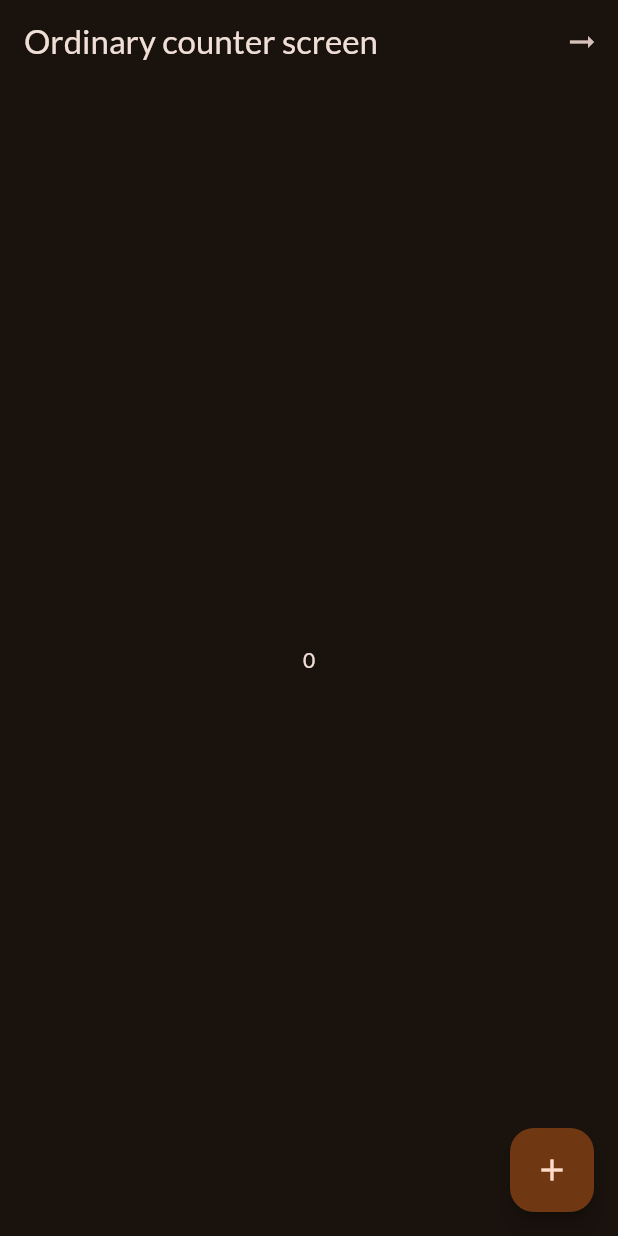
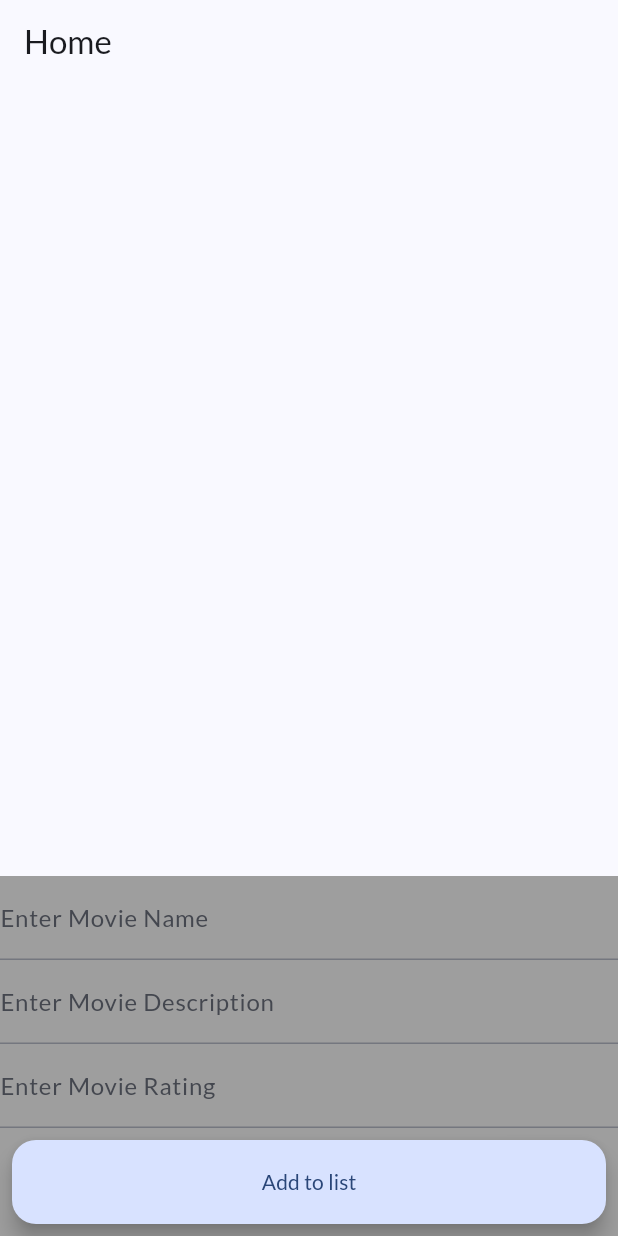
Before and after one commit to swaroopa-msil/flutter_training, a Flutter app: the screen it shows after launch, on a phone screen of 412 x 824 dp. Run offline on Flutter 3.47's test engine with Material 3 defaults, Android fonts, the phone set to English and light mode, and no system bars; our stand-ins replace google_fonts.

Commit message:
-  state managing using bloc

```diff
--- a/lib/bloc/CounterBloc.dart
+++ /dev/null
@@ -1,32 +0,0 @@
-import 'dart:async';
-import 'base_bloc.dart';
-
-class CounterBloc implements BaseBloc{
- //final _streamController = StreamController<int>.broadcast(); for multiple listening
- final _streamController = StreamController<int>();
-  int _value = 0;
- int get value => _value;
-
- StreamSink<int> get _pushEvent => _streamController.sink;
- Stream<int> get listenEvent => _streamController.stream;
-
- CounterBloc(){
-  _pushEvent.add(value);
- }
-
- void incrementCounter(){
-  _value = value + 1 ;
-   _pushEvent.add(value );
- }
-
- // void decrementCounter(){
- //  _value = value - 1 ;
- //  _pushEvent.add(value );
- // }
-
- @override
-  void dispose(){
-   _streamController.close();
- }
-
-}
--- a/lib/bloc/advanced_bloc.dart
+++ /dev/null
@@ -1,36 +0,0 @@
-import 'dart:async';
-
-import 'package:march09/bloc/base_bloc.dart';
-import 'package:march09/model/counter_model.dart';
-
-class AdvancedBloc extends BaseBloc{
-  final _advController = StreamController<CounterModel>();
-  StreamSink<CounterModel>  get _pushEvent => _advController.sink;
-  Stream<CounterModel>  get getEvent => _advController.stream;
-
-  CounterModel _value = CounterModel(value: 10, date: DateTime.now());
-
-  CounterModel get value => _value;
-
-  @override
-  void dispose() {
-    _advController.close();
-  }
-
-  void decrement(){
-    _value = _value.copyWith(
-      value: _value.value - 1,
-      date: DateTime.now()
-    );
-    _pushEvent.add(_value);
-  }
-
-   AdvancedBloc.updateValue(CounterModel v){
-    _value = v;
-   }
-
-  AdvancedBloc(){
-    _pushEvent.add(_value);
-  }
-
-}
--- /dev/null
+++ b/lib/bloc/movie_bloc.dart
@@ -0,0 +1,28 @@
+import 'dart:async';
+import 'package:march09/model/movie_model.dart';
+
+import 'base_bloc.dart';
+
+class MovieBloc implements BaseBloc{
+ final _streamController = StreamController<List<MovieModel>>.broadcast();
+ List<MovieModel> _value = [];
+ List<MovieModel> get value => _value;
+
+ StreamSink<List<MovieModel>> get _pushEvent => _streamController.sink;
+ Stream<List<MovieModel>> get listenEvent => _streamController.stream;
+
+ MovieBloc(){
+  _pushEvent.add(value);
+ }
+
+ void addToList(MovieModel model){
+   _value.add(model);
+   _pushEvent.add(_value);
+ }
+
+ @override
+  void dispose(){
+   _streamController.close();
+ }
+
+}
--- a/lib/main.dart
+++ b/lib/main.dart
@@ -1,14 +1,13 @@
 import 'package:flutter/material.dart';
 import 'package:google_fonts/google_fonts.dart';
-import 'package:march09/bloc/CounterBloc.dart';
+import 'package:march09/bloc/movie_bloc.dart';
 import 'package:march09/bloc/bloc_provider.dart';
-import 'package:march09/screens/counter_screen.dart';
+import 'package:march09/screens/movie_home_screen.dart';
 
 final theme = ThemeData(
   useMaterial3: true,
   colorScheme: ColorScheme.fromSeed(
-    brightness: Brightness.dark,
-    seedColor: const Color.fromARGB(255, 131, 57, 0),
+    seedColor: const Color.fromARGB(255, 12, 42, 87),
   ),
   textTheme: GoogleFonts.latoTextTheme(),
 );
@@ -22,9 +21,9 @@ class App extends StatelessWidget {
   @override
   Widget build(BuildContext context) {
 
-    return  MaterialApp(
+    return    BlocProvider(widgetObject: MaterialApp(
           theme: theme,
-          home:  BlocProvider(widgetObject: const CounterScreen(),
-              blocObject: CounterBloc()));
+          home:  const MovieHomeScreen() ),
+              blocObject: MovieBloc());
   }
 }
--- a/lib/model/counter_model.dart
+++ /dev/null
@@ -1,15 +0,0 @@
-class CounterModel{
-
-  final int value;
-  final DateTime date;
-
-CounterModel({required this.value, required this.date});
-
-CounterModel copyWith ({
-    int? value,
-    DateTime? date
-}){
-  return CounterModel(value: value ?? this.value , date: date ?? this.date);
-}
-
-}
--- /dev/null
+++ b/lib/model/movie_model.dart
@@ -0,0 +1,10 @@
+class MovieModel{
+
+  final String movieName;
+  final String movieDes;
+  final String rating;
+
+  MovieModel({required this.rating,required this.movieName, required this.movieDes});
+
+
+}
--- a/lib/screens/counter_screen.dart
+++ /dev/null
@@ -1,46 +0,0 @@
-import 'package:flutter/material.dart';
-import 'package:march09/bloc/CounterBloc.dart';
-import 'package:march09/bloc/advanced_bloc.dart';
-import 'package:march09/bloc/bloc_provider.dart';
-import 'package:march09/model/counter_model.dart';
-import 'package:march09/screens/adv_counter.dart';
-
-class CounterScreen extends StatelessWidget {
-  const CounterScreen({super.key});
-
-  @override
-  Widget build(BuildContext context) {
-    CounterBloc counterBloc = BlocProvider.of<CounterBloc>(context);
-    return Scaffold(
-      appBar: AppBar(
-          title: const Text('Ordinary counter screen '),
-          actions: [
-            IconButton(onPressed: (){
-             final valueObj = AdvancedBloc.updateValue(CounterModel(
-                value: counterBloc.value,
-                date: DateTime.now()
-              ));
-              Navigator.push(context, MaterialPageRoute(builder: (context) => BlocProvider(blocObject:
-              valueObj, widgetObject: const AdvancedCounter())));
-            }, icon: const Icon(Icons.arrow_right_alt))
-          ]
-      ),
-      body: StreamBuilder(
-        stream: counterBloc.listenEvent,
-        initialData: counterBloc.value,
-        builder: (context,snapshot){
-
-          if(snapshot.connectionState == ConnectionState.waiting){
-            return const Center(child: CircularProgressIndicator());
-          }
-          return Center(child:
-          Text('${snapshot.data}',style: TextStyle(color: Theme.of(context).colorScheme.onBackground),));
-        },
-      ),
-      floatingActionButton: FloatingActionButton(
-          onPressed: counterBloc.incrementCounter,
-          child: const Icon(Icons.add)
-      ),
-    );
-  }
-}
--- /dev/null
+++ b/lib/screens/movie_home_screen.dart
@@ -0,0 +1,125 @@
+import 'package:flutter/cupertino.dart';
+import 'package:flutter/material.dart';
+import 'package:march09/bloc/movie_bloc.dart';
+import 'package:march09/bloc/bloc_provider.dart';
+import 'package:march09/model/movie_model.dart';
+
+import 'movie_details_screen.dart';
+
+class MovieHomeScreen extends StatelessWidget {
+  const MovieHomeScreen({super.key});
+
+  @override
+  Widget build(BuildContext context) {
+    MovieBloc movieBloc = BlocProvider.of<MovieBloc>(context);
+    final _formKey = GlobalKey<FormState>();
+    final nameController = TextEditingController();
+    final decController = TextEditingController();
+    final rateController = TextEditingController();
+
+    return  Scaffold(
+      appBar: AppBar(
+        title: const Text('Home'),
+      ),
+      body: Column(
+        children: [
+         Expanded(
+           child:
+               StreamBuilder(
+                stream: movieBloc.listenEvent,
+                initialData: movieBloc.value,
+                builder: (context, snapshot) {
+                  return   ListView.builder(
+                  itemCount: movieBloc.value.length,
+                 itemBuilder: (context,index) {
+                  return Container(
+                    decoration: const BoxDecoration(
+                    color: Colors.grey,
+                    ),
+                    child: ListTile(
+                      onTap: (){
+                        Navigator.of(context).push(MaterialPageRoute(builder: (context){
+                          return DetailedMovieScreen(index: index) ;
+                        }));
+                      },
+                        contentPadding: const EdgeInsets.all(4),
+                        title: Text('Movie Name: ${snapshot.data?[index].movieName}',style: TextStyle(color: Theme.of(context).colorScheme.onBackground)),
+                        subtitle: Text('Movie Description: ${snapshot.data?[index].movieDes}',style: TextStyle(color: Theme.of(context).colorScheme.onBackground)),
+                        trailing: Text('Movie Rate: ${snapshot.data?[index].rating}',style: TextStyle(color: Theme.of(context).colorScheme.onBackground))
+                      ),
+                  );
+                  }
+                  );
+                }),
+         ),
+          Container(
+            decoration:  const BoxDecoration(
+              color: Colors.grey,
+              shape: BoxShape.rectangle
+            ),
+            child: Column(
+              children: [
+                Form(
+                  key: _formKey,
+                  child: Column(
+                  children: [
+                    TextFormField(
+                      controller: nameController,
+                      decoration: const InputDecoration(
+                          labelText: 'Enter Movie Name'
+                      ),
+                      validator: (value){
+                        if(value?.isEmpty == true){
+                          return 'enter valid Movie name';
+                        }
+                        return null;
+                      }
+                    ),
+                    TextFormField(
+                      controller: decController,
+                      decoration: const InputDecoration(
+                          labelText: 'Enter Movie Description'
+                      ),
+                      validator: (value){
+                        if(value?.isEmpty == true){
+                          return 'enter valid Movie description';
+                        }
+                        return null;
+                      }
+                    ),
+                    TextFormField(
+                     controller: rateController,
+                      decoration: const InputDecoration(
+                          labelText: 'Enter Movie Rating'
+                      ),
+                      validator: (value){
+                        if(value?.isEmpty == true){
+                          return 'enter valid Movie rate';
+                        }
+                        return null;
+                      }
+                    )
+                  ],
+                ),
+                ),
+                Padding(
+                  padding: const EdgeInsets.all(8.0),
+                  child: SizedBox(
+                    width: double.infinity,
+                    child: FloatingActionButton(onPressed: (){
+                        movieBloc.addToList(MovieModel(rating: rateController.text,
+                            movieName: nameController.text, movieDes: decController.text));
+                      rateController.clear();
+                      decController.clear();
+                      nameController.clear();
+                    },child: const Text('Add to list')),
+                  ),
+                )
+              ],
+            ),
+          )
+        ],
+      )
+    );
+  }
+}
```
Also changed, not shown: lib/screens/adv_counter.dart (deleted, +0 -29 lines), lib/screens/movie_details_screen.dart (added, +35 -0 lines).
